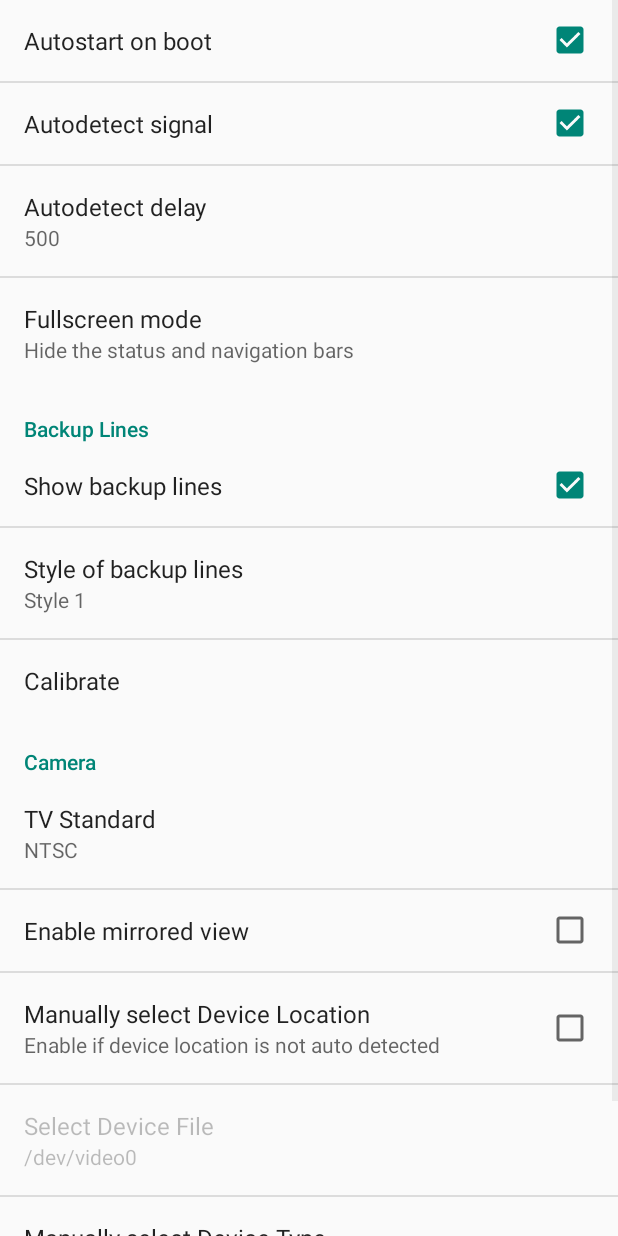
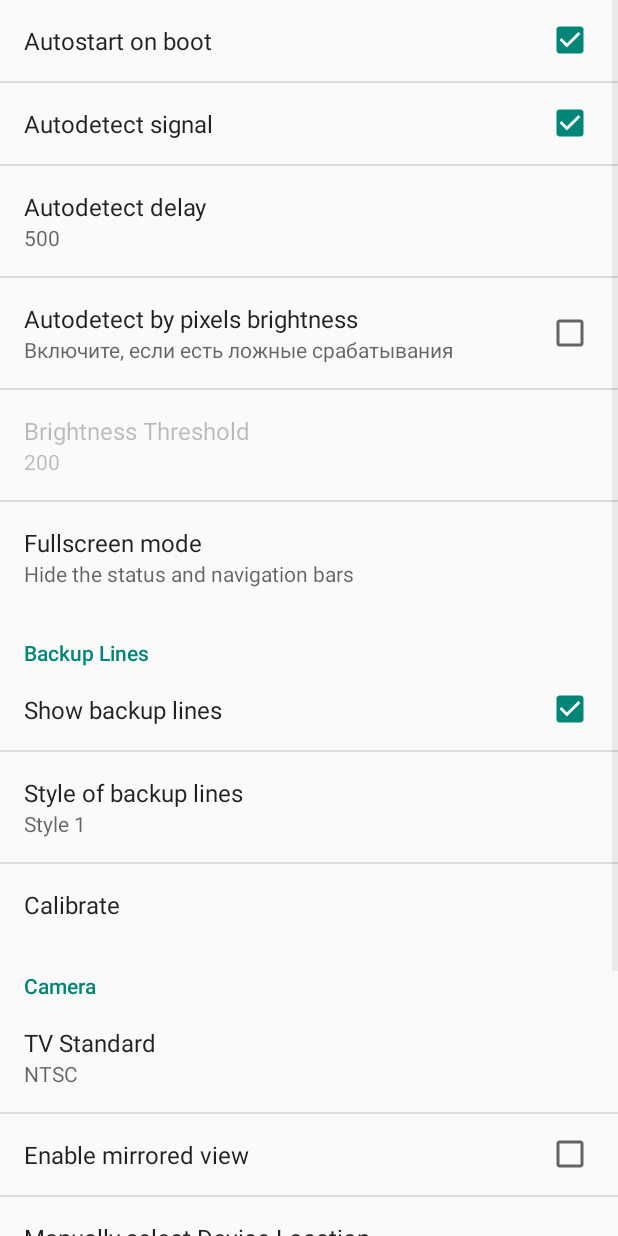
Before and after one commit to BAT6188/RVCamera, an Android app: the SettingsActivity screen opened directly, with no data from a screen before it, on a phone screen of 412 x 824 dp. Run offline under Robolectric (Android 15) with nearby library versions, the phone set to English and light mode, and no system bars.

Commit message:
Зеркальное отображение Автоопределение сигнала по яркости пикселей

```diff
--- a/app/src/main/java/kg/delletenebre/rvcamera/SettingsActivity.java
+++ b/app/src/main/java/kg/delletenebre/rvcamera/SettingsActivity.java
@@ -42,7 +42,7 @@ public class SettingsActivity extends PreferenceActivity {
 
         setupSimplePreferencesScreen();
 
-        Preference myPref = (Preference) findPreference("guide_lines_calibrate");
+        Preference myPref = findPreference("guide_lines_calibrate");
 
         if(myPref != null) {
             myPref.setOnPreferenceClickListener(new Preference.OnPreferenceClickListener() {
@@ -268,6 +268,8 @@ public class SettingsActivity extends PreferenceActivity {
 
         App.setAutoDetectSignal(_settings.getBoolean("app_autodetect", true));
         App.setDetectDelay(Integer.parseInt(_settings.getString("app_detect_delay", "500")));
+        App.setAutoDetectSignalPixels(_settings.getBoolean("app_autodetect_pixels", false));
+        App.setBrightnessThreshold(Integer.parseInt(_settings.getString("app_autodetect_pixels_threshold", "200")));
         App.setIsManualDeviceLocation(_settings.getBoolean("pref_key_manual_set_dev_loc", false));
         App.setDeviceLocation(_settings.getString("pref_select_dev_loc", "/dev/video0"));
     }
--- a/app/src/main/res/values/strings.xml
+++ b/app/src/main/res/values/strings.xml
@@ -18,5 +18,7 @@
 
     <string name="detect_signal_service_started">Autodetect signal service started</string>
 
+    <string name="error_connecting_to_device">Error connecting to device</string>
+
 
 </resources>
--- a/app/src/main/res/values/strings_activity_settings.xml
+++ b/app/src/main/res/values/strings_activity_settings.xml
@@ -12,6 +12,10 @@
 
     <string name="pref_title_app_detect_delay">Autodetect delay</string>
     <string name="pref_title_app_detect_delay_suffix"> ms</string>
+
+    <string name="pref_title_app_autodetect_pixels">Autodetect by pixels brightness</string>
+    <string name="pref_summary_app_autodetect_pixels">Включите, если есть ложные срабатывания</string>
+    <string name="pref_title_app_autodetect_pixels_threshold">Brightness Threshold</string>
 
     <string name="pref_title_app_fullscreen">Fullscreen mode</string>
     <string-array name="pref_app_fullscreen_titles">
@@ -60,7 +64,6 @@
     </string-array>
 
     <string name="pref_title_camera_mirrored">Enable mirrored view</string>
-    <string name="pref_summ_camera_mirrored"></string>
 
     <string name="pref_manual_set_dev_loc">Manually select Device Location</string>
     <string name="pref_manual_set_dev_loc_summ">Enable if device location is not auto detected</string>
--- a/app/src/main/res/xml/pref_camera.xml
+++ b/app/src/main/res/xml/pref_camera.xml
@@ -12,7 +12,6 @@
     <CheckBoxPreference
         android:key="camera_mirrored"
         android:title="@string/pref_title_camera_mirrored"
-        android:summary="@string/pref_summ_camera_mirrored"
         android:defaultValue="false" />
 
 
--- a/app/src/main/res/xml/pref_general.xml
+++ b/app/src/main/res/xml/pref_general.xml
@@ -20,6 +20,22 @@
         android:defaultValue="500"
         android:inputType="number" />
 
+    <CheckBoxPreference
+        android:dependency="app_autodetect"
+        android:key="app_autodetect_pixels"
+        android:title="@string/pref_title_app_autodetect_pixels"
+        android:summary="@string/pref_summary_app_autodetect_pixels"
+        android:defaultValue="false" />
+
+    <kg.delletenebre.rvcamera.EditNumberPreference
+        android:dependency="app_autodetect_pixels"
+        android:key="app_autodetect_pixels_threshold"
+        android:title="@string/pref_title_app_autodetect_pixels_threshold"
+        min="0"
+        max="10000"
+        android:defaultValue="200"
+        android:inputType="number" />
+
     <ListPreference
         android:key="app_fullscreen"
         android:title="@string/pref_title_app_fullscreen"
```
Also changed, not shown: app/src/main/java/kg/delletenebre/rvcamera/App.java (+22 -5 lines), app/src/main/java/kg/delletenebre/rvcamera/DetectEasycapSignal.java (+10 -5 lines), app/src/main/java/kg/delletenebre/rvcamera/EasycamView.java (+6 -3 lines), libs/easycam-library/src/main/java/com/arksine/easycamlib/Easycam.java (+6 -5 lines), libs/easycam-library/src/main/java/com/arksine/easycamlib/NativeEasycam.java (+20 -3 lines), 2 other files.
